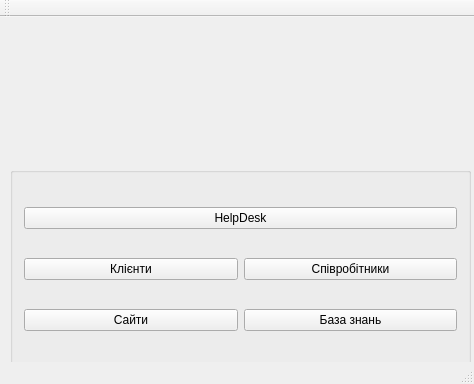
This is mainwindow.ui in pkornya/SashaDiploma as Qt 5 draws it before an edit. The edited form follows.
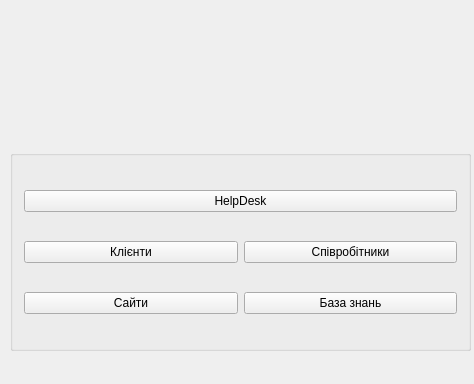
This is the edited form. Icons and pictures are not drawn.

Commit message: Implemented site widget

Patch:
```diff
--- a/mainwindow.ui
+++ b/mainwindow.ui
@@ -95,15 +95,6 @@
     </rect>
    </property>
   </widget>
-  <widget class="QToolBar" name="mainToolBar">
-   <attribute name="toolBarArea">
-    <enum>TopToolBarArea</enum>
-   </attribute>
-   <attribute name="toolBarBreak">
-    <bool>false</bool>
-   </attribute>
-  </widget>
-  <widget class="QStatusBar" name="statusBar"/>
  </widget>
  <layoutdefault spacing="6" margin="11"/>
  <resources/>
```
The commit also changes 4 other files.
